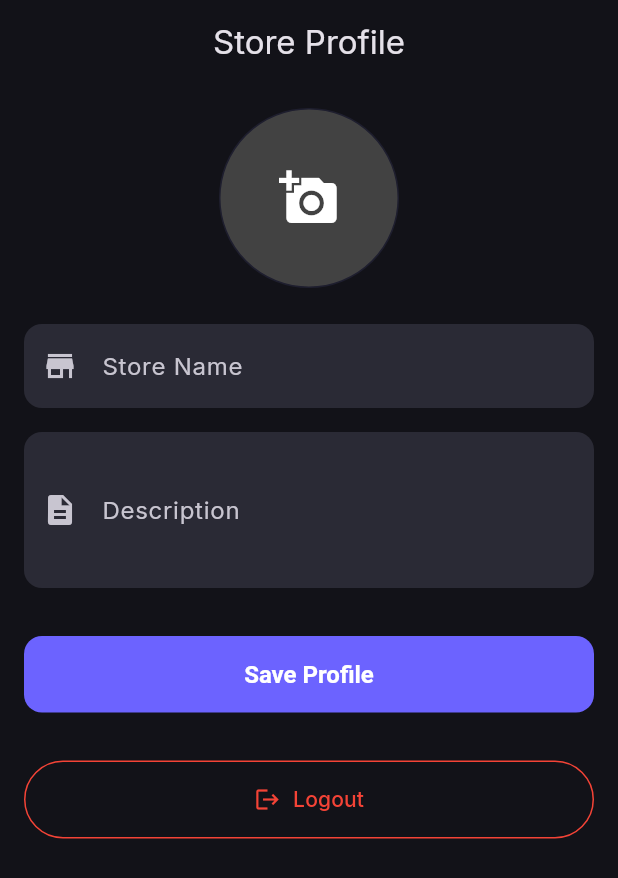
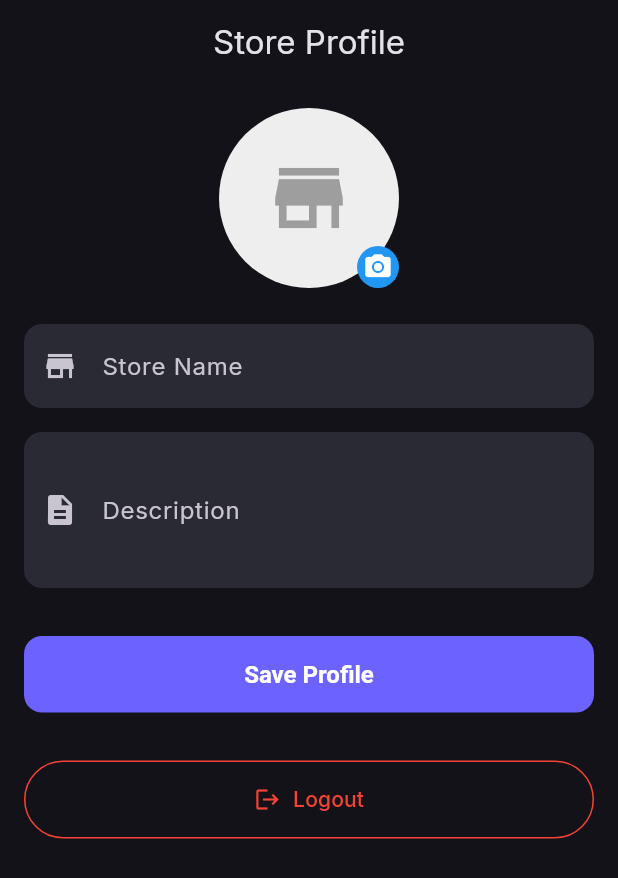
Before and after one commit to anasfarock/flutter-bookstore-fyp, a Flutter app: the StoreProfileScreen screen opened by its route, on a phone screen of 412 x 824 dp. Shown: the top 878 px of the screen. Run offline on Flutter 3.47's test engine with Material 3 defaults, Android fonts, the phone set to English and light mode, and no system bars; our stand-ins replace cloud_firestore, firebase_auth, firebase_core, flutter_dotenv, flutter_riverpod, go_router and 2 more; accounts and stored records are empty.

Commit message:
fix" edit profile - profile picture upload feature fixed

```diff
--- a/lib/core/models/user_model.dart
+++ b/lib/core/models/user_model.dart
@@ -6,6 +6,7 @@ class UserModel {
   final String name;
   final String phoneNumber;
   final String description;
+  final String profileImage;
 
   UserModel({
     required this.id,
@@ -14,6 +15,7 @@ class UserModel {
     this.name = '',
     this.phoneNumber = '',
     this.description = '',
+    this.profileImage = '',
   });
 
   Map<String, dynamic> toMap() {
@@ -24,6 +26,7 @@ class UserModel {
       'name': name,
       'phoneNumber': phoneNumber,
       'description': description,
+      'profileImage': profileImage,
     };
   }
 
@@ -35,6 +38,7 @@ class UserModel {
       name: map['name'] ?? '',
       phoneNumber: map['phoneNumber'] ?? '',
       description: map['description'] ?? '',
+      profileImage: map['profileImage'] ?? '',
     );
   }
 
@@ -42,6 +46,7 @@ class UserModel {
     String? name,
     String? phoneNumber,
     String? description,
+    String? profileImage,
   }) {
     return UserModel(
       id: id,
@@ -50,6 +55,7 @@ class UserModel {
       name: name ?? this.name,
       phoneNumber: phoneNumber ?? this.phoneNumber,
       description: description ?? this.description,
+      profileImage: profileImage ?? this.profileImage,
     );
   }
 }
--- a/lib/features/seller/presentation/store_profile_screen.dart
+++ b/lib/features/seller/presentation/store_profile_screen.dart
@@ -1,6 +1,9 @@
 import 'package:flutter/material.dart';
 import 'package:flutter_riverpod/flutter_riverpod.dart';
 import 'package:go_router/go_router.dart';
+import 'package:image_picker/image_picker.dart';
+import 'dart:io';
+import '../../../../core/repositories/storage_repository.dart';
 import '../../auth/data/auth_repository.dart';
 import '../../auth/data/user_repository.dart';
 
@@ -15,12 +18,31 @@ class _StoreProfileScreenState extends ConsumerState<StoreProfileScreen> {
   final _formKey = GlobalKey<FormState>();
   late TextEditingController _nameController;
   late TextEditingController _descriptionController;
+  File? _newProfileImage;
+  bool _isLoading = false;
 
   @override
   void initState() {
     super.initState();
     _nameController = TextEditingController();
     _descriptionController = TextEditingController();
+  }
+
+  @override
+  void dispose() {
+    _nameController.dispose();
+    _descriptionController.dispose();
+    super.dispose();
+  }
+
+  Future<void> _pickImage() async {
+    final picker = ImagePicker();
+    final pickedFile = await picker.pickImage(source: ImageSource.gallery);
+    if (pickedFile != null) {
+      setState(() {
+        _newProfileImage = File(pickedFile.path);
+      });
+    }
   }
 
   @override
@@ -47,19 +69,37 @@ class _StoreProfileScreenState extends ConsumerState<StoreProfileScreen> {
               child: Column(
                 crossAxisAlignment: CrossAxisAlignment.stretch,
                 children: [
-                  GestureDetector(
-                    onTap: () {
-                      // TODO: Implement Image Picker
-                    },
-                    child: Container(
-                      height: 120,
-                      width: 120,
-                      decoration: BoxDecoration(
-                        color: Colors.grey[800],
-                        shape: BoxShape.circle,
-                        border: Border.all(color: Theme.of(context).primaryColor),
-                      ),
-                      child: const Icon(Icons.add_a_photo, size: 40),
+                   Center(
+                    child: Stack(
+                      children: [
+                        GestureDetector(
+                          onTap: _pickImage,
+                          child: CircleAvatar(
+                            radius: 60,
+                            backgroundImage: _newProfileImage != null
+                                ? FileImage(_newProfileImage!)
+                                : (user.profileImage.isNotEmpty
+                                    ? NetworkImage(user.profileImage)
+                                    : null) as ImageProvider?,
+                            backgroundColor: Colors.grey[200],
+                            child: (_newProfileImage == null && user.profileImage.isEmpty)
+                                ? const Icon(Icons.store, size: 60, color: Colors.grey)
+                                : null,
+                          ),
+                        ),
+                        Positioned(
+                          bottom: 0,
+                          right: 0,
+                          child: Container(
+                            padding: const EdgeInsets.all(4),
+                            decoration: const BoxDecoration(
+                              color: Colors.blue,
+                              shape: BoxShape.circle,
+                            ),
+                            child: const Icon(Icons.camera_alt, color: Colors.white, size: 20),
+                          ),
+                        ),
+                      ],
                     ),
                   ),
                   const SizedBox(height: 24),
@@ -70,7 +110,7 @@ class _StoreProfileScreenState extends ConsumerState<StoreProfileScreen> {
                       prefixIcon: Icon(Icons.store),
                     ),
                     validator: (value) =>
-                        value!.isEmpty ? 'Please enter story name' : null,
+                        value!.isEmpty ? 'Please enter name' : null,
                   ),
                   const SizedBox(height: 16),
                   TextFormField(
@@ -85,12 +125,24 @@ class _StoreProfileScreenState extends ConsumerState<StoreProfileScreen> {
                   ),
                   const SizedBox(height: 32),
                   ElevatedButton(
-                    onPressed: () async {
+                    onPressed: _isLoading ? null : () async {
                       if (_formKey.currentState!.validate()) {
+                        setState(() => _isLoading = true);
                         try {
+                           String imageUrl = user.profileImage;
+
+                           if (_newProfileImage != null) {
+                             // Upload new image
+                              final newUrls = await ref.read(storageRepositoryProvider).uploadImages([XFile(_newProfileImage!.path)]);
+                              if (newUrls.isNotEmpty) {
+                                imageUrl = newUrls.first;
+                              }
+                           }
+
                            final updatedUser = user.copyWith(
                              name: _nameController.text.trim(),
                              description: _descriptionController.text.trim(),
+                             profileImage: imageUrl,
                            );
                            await ref.read(userRepositoryProvider).saveUser(updatedUser);
 
@@ -105,10 +157,14 @@ class _StoreProfileScreenState extends ConsumerState<StoreProfileScreen> {
                               SnackBar(content: Text('Error: $e')),
                             );
                           }
+                        } finally {
+                          if (mounted) setState(() => _isLoading = false);
                         }
                       }
                     },
-                    child: const Text('Save Profile'),
+                    child: _isLoading
+                      ? const SizedBox(height: 20, width: 20, child: CircularProgressIndicator(strokeWidth: 2))
+                      : const Text('Save Profile'),
                   ),
                   const SizedBox(height: 32),
                   SizedBox(
```
Also changed, not shown: lib/features/buyer/presentation/buyer_profile_screen.dart (+4 -3 lines), lib/features/buyer/presentation/edit_profile_screen.dart (+74 -5 lines).
